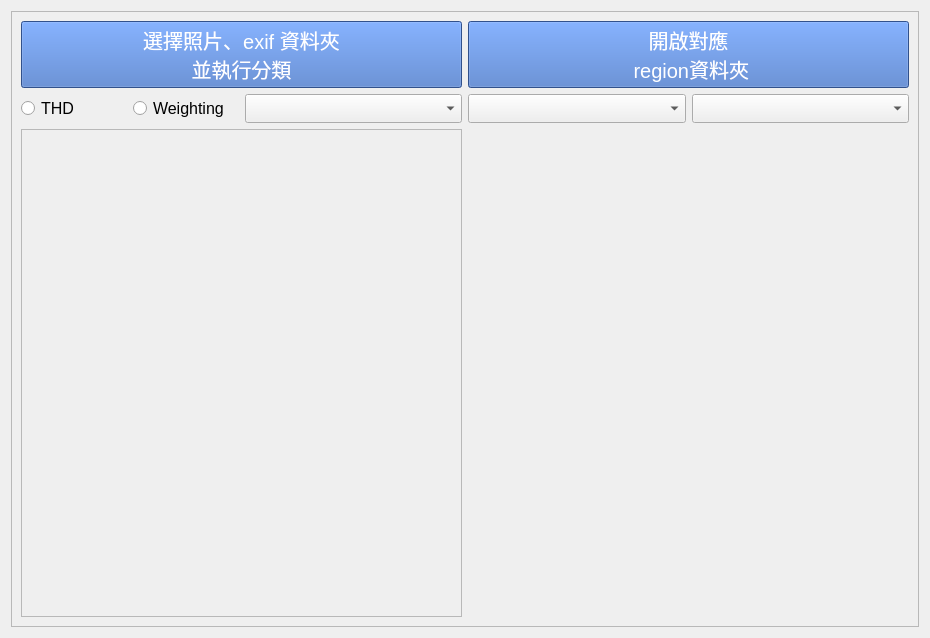
The window that MTK/AE/mtkAEclassify/UI.ui (YuTing-Fang1999/FIH-tool) describes before a commit, drawn with Qt 5.
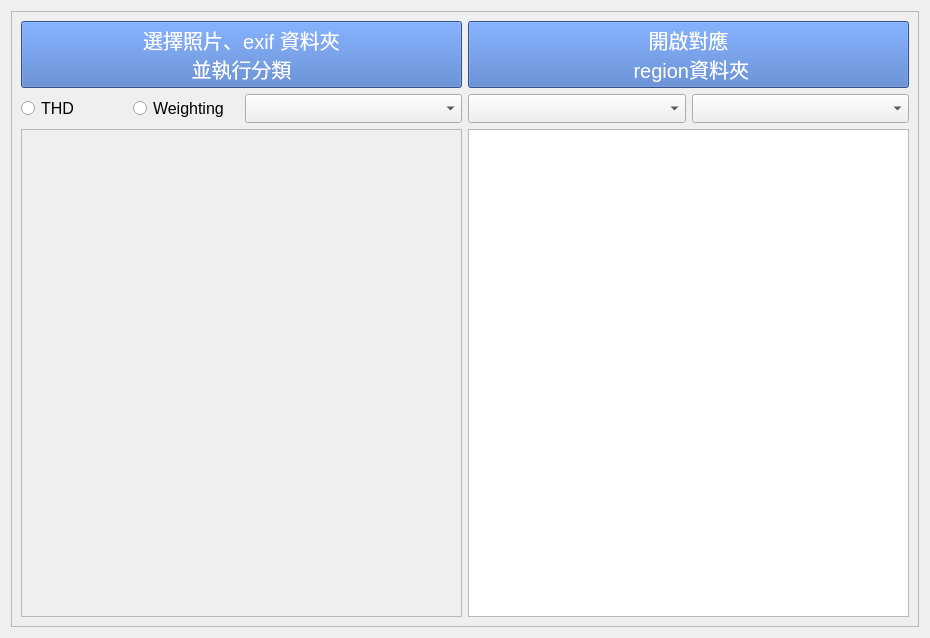
The same window after the commit.

Commit message: 修改mtkAEclassify UI

```diff
--- a/MTK/AE/mtkAEclassify/UI.ui
+++ b/MTK/AE/mtkAEclassify/UI.ui
@@ -32,8 +32,8 @@
        <rect>
         <x>0</x>
         <y>0</y>
-        <width>910</width>
-        <height>618</height>
+        <width>906</width>
+        <height>614</height>
        </rect>
       </property>
       <layout class="QVBoxLayout" name="verticalLayout_4">
@@ -207,11 +207,7 @@
           </widget>
          </item>
          <item>
-          <widget class="QLabel" name="graph_label">
-           <property name="text">
-            <string/>
-           </property>
-          </widget>
+          <widget class="QGraphicsView" name="graphicsView"/>
          </item>
         </layout>
        </item>
```
Left out of the diff: 4 changed lines with no effect on the pictures. The commit also changes 1 other file.
